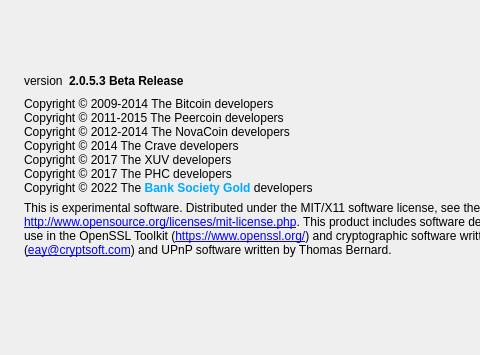
This is src/qt/forms/aboutdialog.ui in SCL-BSG/Bank-Society-Gold as Qt 5 draws it before an edit; both pictures show x 0 to 480 and y 0 to 355 of the 686 by 355 pixel window. The edited form follows.
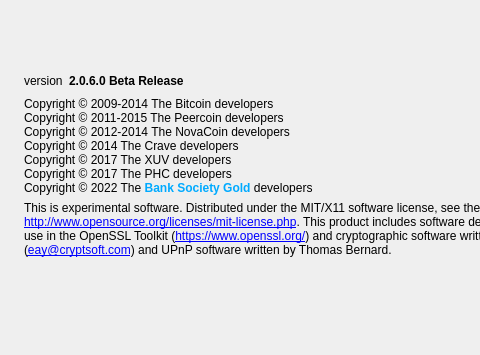
This is the edited form. Icons and pictures are not drawn.

The edit to the form file:
```diff
--- a/src/qt/forms/aboutdialog.ui
+++ b/src/qt/forms/aboutdialog.ui
@@ -66,7 +66,7 @@
           <cursorShape>IBeamCursor</cursorShape>
          </property>
          <property name="text">
-          <string notr="true">&lt;html&gt;&lt;head/&gt;&lt;body&gt;&lt;p&gt;&lt;span style=&quot; font-weight:600;&quot;&gt;2.0.5.3 Beta Release&lt;/span&gt;&lt;/p&gt;&lt;/body&gt;&lt;/html&gt;</string>
+          <string notr="true">&lt;html&gt;&lt;head/&gt;&lt;body&gt;&lt;p&gt;&lt;span style=&quot; font-weight:600;&quot;&gt;2.0.6.0 Beta Release&lt;/span&gt;&lt;/p&gt;&lt;/body&gt;&lt;/html&gt;</string>
          </property>
          <property name="textInteractionFlags">
           <set>Qt::LinksAccessibleByMouse|Qt::TextSelectableByKeyboard|Qt::TextSelectableByMouse</set>
```
